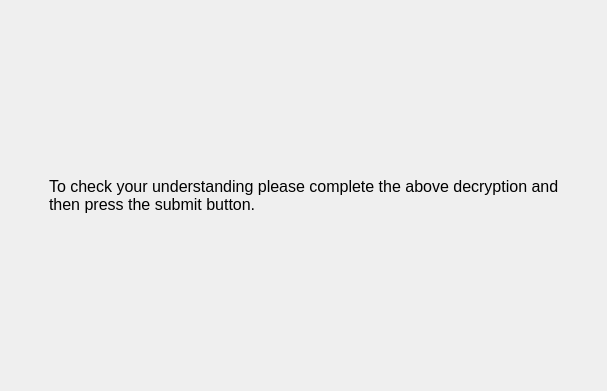
Above: MarketSimulation/instructionscreentest3.ui from dwattttt/marketsim before the change. Below: the same form after it.
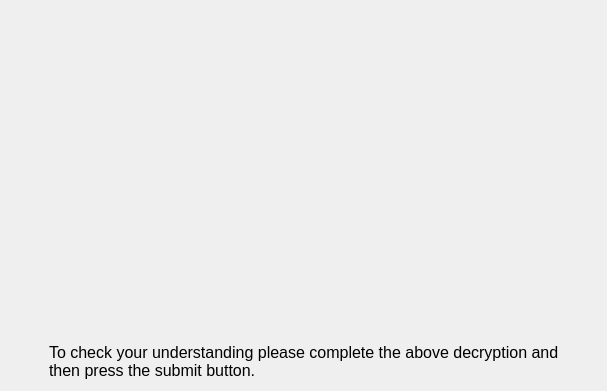
That is the form after the change.

Commit message: Added in interactive decryption tutorial

```diff
--- a/MarketSimulation/instructionscreentest3.ui
+++ b/MarketSimulation/instructionscreentest3.ui
@@ -30,17 +30,21 @@
    <item>
     <layout class="QVBoxLayout" name="verticalLayout">
      <item>
-      <spacer name="verticalSpacer">
-       <property name="orientation">
-        <enum>Qt::Vertical</enum>
+      <widget class="QWidget" name="decryptionWidget" native="true">
+       <property name="sizePolicy">
+        <sizepolicy hsizetype="Preferred" vsizetype="Expanding">
+         <horstretch>0</horstretch>
+         <verstretch>0</verstretch>
+        </sizepolicy>
        </property>
-       <property name="sizeHint" stdset="0">
+       <property name="minimumSize">
         <size>
-         <width>20</width>
-         <height>40</height>
+         <width>0</width>
+         <height>50</height>
         </size>
        </property>
-      </spacer>
+       <layout class="QHBoxLayout" name="horizontalLayout_2"/>
+      </widget>
      </item>
      <item>
       <widget class="QLabel" name="label">
@@ -55,19 +59,6 @@
        </property>
       </widget>
      </item>
-     <item>
-      <spacer name="verticalSpacer_2">
-       <property name="orientation">
-        <enum>Qt::Vertical</enum>
-       </property>
-       <property name="sizeHint" stdset="0">
-        <size>
-         <width>20</width>
-         <height>40</height>
-        </size>
-       </property>
-      </spacer>
-     </item>
     </layout>
    </item>
    <item>
```
The commit also changes 7 other files.
